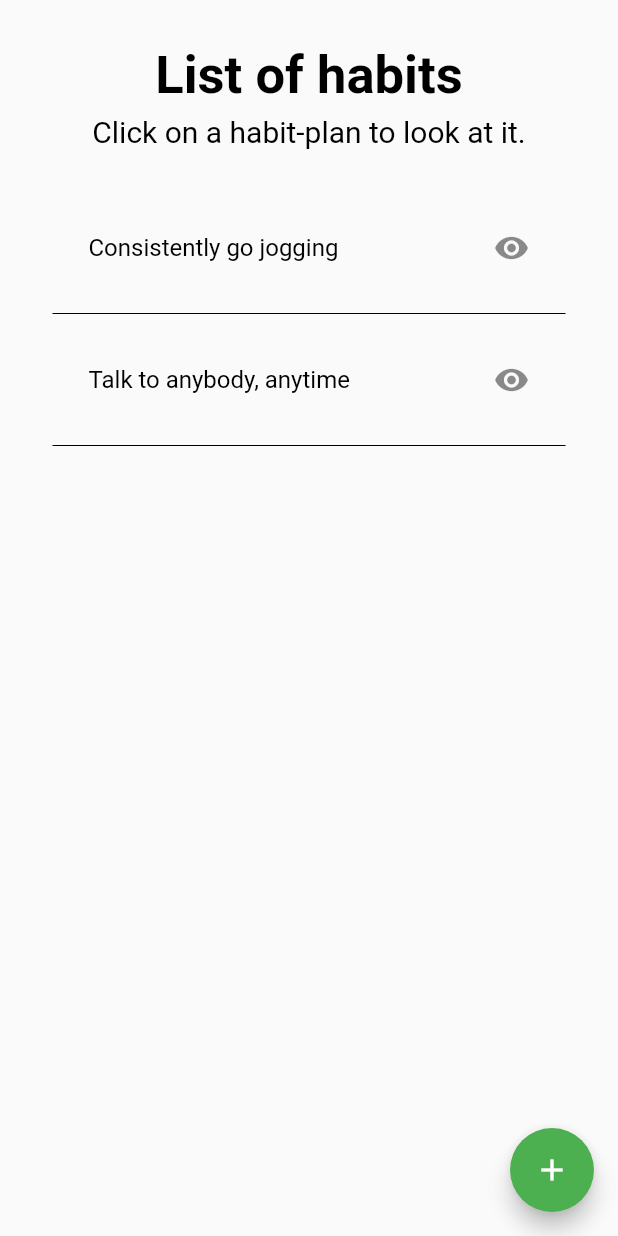
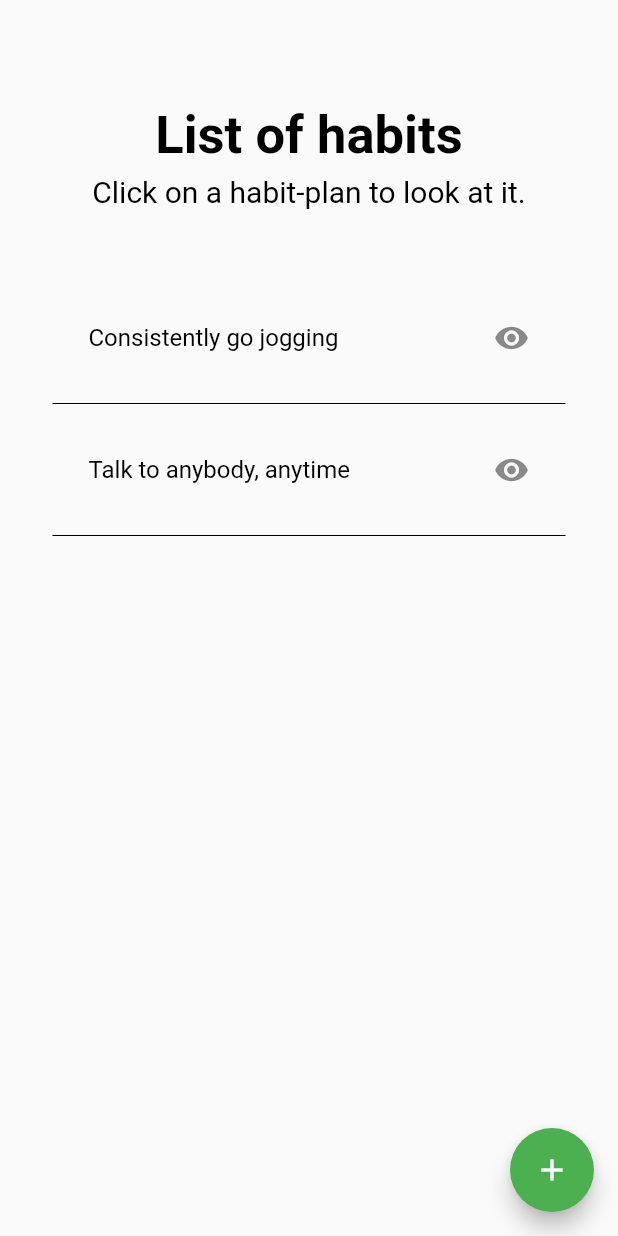
Before and after one commit to Glitchy-Tozier/githo, a Flutter app: the screen it shows after launch, after a tap on the "settings" icon, on a phone screen of 412 x 824 dp. Run offline on Flutter 3.47's test engine with Material 2 defaults, Android fonts, the light colour scheme and no system bars; our stand-ins replace sqflite, sqflite_common_ffi; accounts and stored records are empty.

Commit message:
improve heading-styling

```diff
--- a/lib/extracted_widgets/headings.dart
+++ b/lib/extracted_widgets/headings.dart
@@ -32,7 +32,7 @@ class ScreenTitle extends StatelessWidget {
       ]);
     }
     return Padding(
-      padding: EdgeInsets.symmetric(vertical: 30),
+      padding: EdgeInsets.only(top: 70, bottom: 50),
       child: Column(
         children: columnContents,
       ),
--- a/lib/screens/todo.dart
+++ b/lib/screens/todo.dart
@@ -128,6 +128,11 @@ class _ToDoScreenState extends State<ToDoScreen> {
             Column(
               children: [
                 TextButton(
+                  style: ButtonStyle(
+                    padding: MaterialStateProperty.all<EdgeInsets>(
+                      EdgeInsets.all(0),
+                    ),
+                  ),
                   child: Container(
                     padding: StyleData.screenPadding,
                     width: double.infinity,
```
